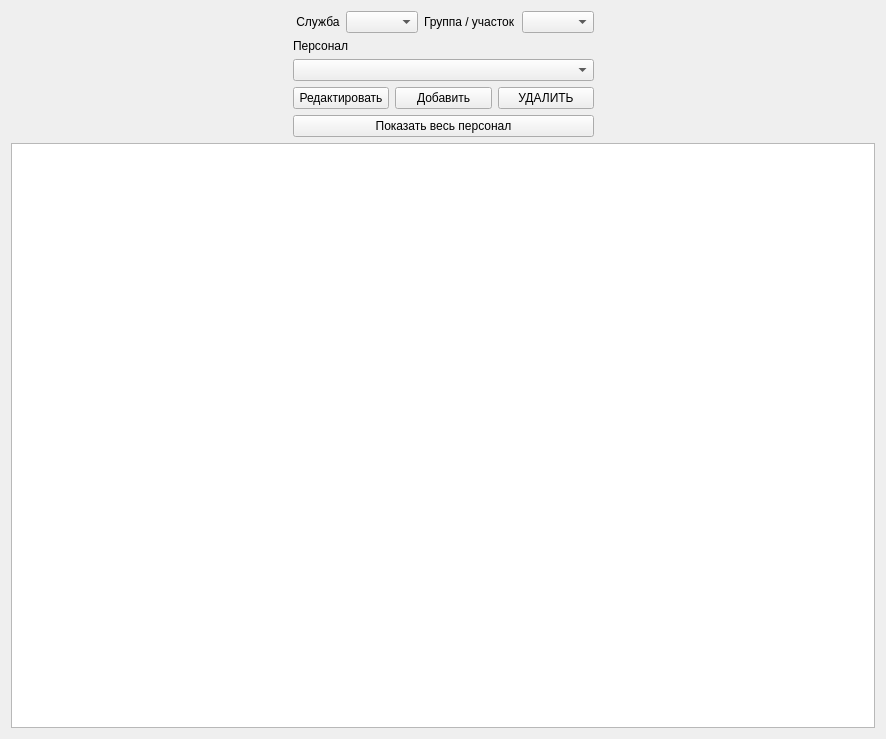
Before: the Qt Designer form src/presentation/assets/forms/main_menu_screen_widgets/employees_widget.ui in kiadreams/work_assistant, drawn with Qt 5.
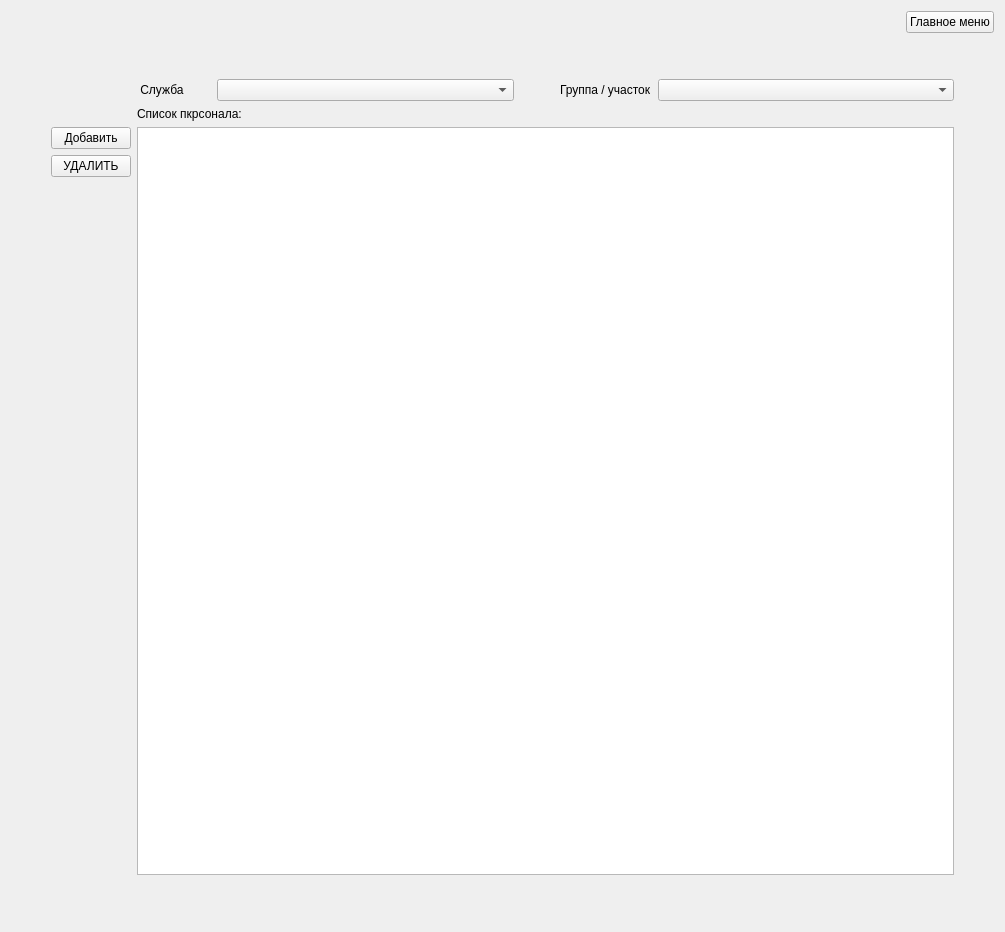
After: the same form once the commit is applied.

Commit message: change employee's screen widgets

Diff of the .ui file:
```diff
--- a/src/presentation/assets/forms/main_menu_screen_widgets/employees_widget.ui
+++ b/src/presentation/assets/forms/main_menu_screen_widgets/employees_widget.ui
@@ -6,18 +6,18 @@
    <rect>
     <x>0</x>
     <y>0</y>
-    <width>886</width>
-    <height>739</height>
+    <width>1005</width>
+    <height>932</height>
    </rect>
   </property>
   <property name="windowTitle">
    <string>Form</string>
   </property>
-  <layout class="QVBoxLayout" name="verticalLayout_2">
+  <layout class="QVBoxLayout" name="verticalLayout_2" stretch="0,0,1">
    <item>
     <layout class="QHBoxLayout" name="horizontalLayout_3">
      <item>
-      <spacer name="horizontalSpacer_3">
+      <spacer name="horizontalSpacer">
        <property name="orientation">
         <enum>Qt::Orientation::Horizontal</enum>
        </property>
@@ -30,77 +30,145 @@
       </spacer>
      </item>
      <item>
-      <layout class="QVBoxLayout" name="verticalLayout">
+      <widget class="QPushButton" name="pushButton_to_main_menu">
+       <property name="text">
+        <string>Главное меню</string>
+       </property>
+      </widget>
+     </item>
+    </layout>
+   </item>
+   <item>
+    <spacer name="verticalSpacer_4">
+     <property name="orientation">
+      <enum>Qt::Orientation::Vertical</enum>
+     </property>
+     <property name="sizeHint" stdset="0">
+      <size>
+       <width>20</width>
+       <height>40</height>
+      </size>
+     </property>
+    </spacer>
+   </item>
+   <item>
+    <layout class="QGridLayout" name="gridLayout" rowstretch="0,0,0,0,0,1,0" columnstretch="0,0,1,0">
+     <item row="2" column="2" rowspan="4">
+      <widget class="QTableWidget" name="tableWidget_employees_data_table"/>
+     </item>
+     <item row="1" column="2">
+      <widget class="QLabel" name="label">
+       <property name="text">
+        <string>Список пкрсонала:</string>
+       </property>
+      </widget>
+     </item>
+     <item row="3" column="3">
+      <spacer name="horizontalSpacer_9">
+       <property name="orientation">
+        <enum>Qt::Orientation::Horizontal</enum>
+       </property>
+       <property name="sizeHint" stdset="0">
+        <size>
+         <width>40</width>
+         <height>20</height>
+        </size>
+       </property>
+      </spacer>
+     </item>
+     <item row="5" column="1" rowspan="2">
+      <spacer name="verticalSpacer_2">
+       <property name="orientation">
+        <enum>Qt::Orientation::Vertical</enum>
+       </property>
+       <property name="sizeHint" stdset="0">
+        <size>
+         <width>20</width>
+         <height>40</height>
+        </size>
+       </property>
+      </spacer>
+     </item>
+     <item row="2" column="1">
+      <widget class="QPushButton" name="pushButton_add_employee">
+       <property name="text">
+        <string>Добавить</string>
+       </property>
+      </widget>
+     </item>
+     <item row="6" column="2">
+      <spacer name="verticalSpacer">
+       <property name="orientation">
+        <enum>Qt::Orientation::Vertical</enum>
+       </property>
+       <property name="sizeHint" stdset="0">
+        <size>
+         <width>20</width>
+         <height>40</height>
+        </size>
+       </property>
+      </spacer>
+     </item>
+     <item row="0" column="2">
+      <layout class="QHBoxLayout" name="horizontalLayout_2" stretch="1,4,0,1,4">
        <item>
-        <layout class="QHBoxLayout" name="horizontalLayout_2">
-         <item>
-          <widget class="QLabel" name="label_division_list_title">
-           <property name="text">
-            <string> Служба</string>
-           </property>
-          </widget>
-         </item>
-         <item>
-          <widget class="QComboBox" name="comboBox_division_list_2"/>
-         </item>
-         <item>
-          <widget class="QLabel" name="label_department_list_title">
-           <property name="text">
-            <string>Группа / участок</string>
-           </property>
-          </widget>
-         </item>
-         <item>
-          <widget class="QComboBox" name="comboBox_department_list"/>
-         </item>
-        </layout>
-       </item>
-       <item>
-        <widget class="QLabel" name="label">
+        <widget class="QLabel" name="label_division_list_title">
          <property name="text">
-          <string>Персонал</string>
+          <string> Служба</string>
          </property>
         </widget>
        </item>
        <item>
-        <widget class="QComboBox" name="comboBox_division_list"/>
+        <widget class="QComboBox" name="comboBox_division_list_2">
+         <property name="sizePolicy">
+          <sizepolicy hsizetype="Expanding" vsizetype="Fixed">
+           <horstretch>0</horstretch>
+           <verstretch>0</verstretch>
+          </sizepolicy>
+         </property>
+        </widget>
        </item>
        <item>
-        <layout class="QHBoxLayout" name="horizontalLayout">
-         <item>
-          <widget class="QPushButton" name="pushButton_edit_staff">
-           <property name="text">
-            <string>Редактировать</string>
-           </property>
-          </widget>
-         </item>
-         <item>
-          <widget class="QPushButton" name="pushButton_add_staff">
-           <property name="text">
-            <string>Добавить</string>
-           </property>
-          </widget>
-         </item>
-         <item>
-          <widget class="QPushButton" name="pushButton_delete_staff">
-           <property name="text">
-            <string>УДАЛИТЬ</string>
-           </property>
-          </widget>
-         </item>
-        </layout>
+        <spacer name="horizontalSpacer_4">
+         <property name="orientation">
+          <enum>Qt::Orientation::Horizontal</enum>
+         </property>
+         <property name="sizeHint" stdset="0">
+          <size>
+           <width>40</width>
+           <height>20</height>
+          </size>
+         </property>
+        </spacer>
        </item>
        <item>
-        <widget class="QPushButton" name="pushButton_show_all_staff">
+        <widget class="QLabel" name="label_department_list_title">
          <property name="text">
-          <string>Показать весь персонал</string>
+          <string>Группа / участок</string>
+         </property>
+        </widget>
+       </item>
+       <item>
+        <widget class="QComboBox" name="comboBox_department_list">
+         <property name="sizePolicy">
+          <sizepolicy hsizetype="Expanding" vsizetype="Fixed">
+           <horstretch>0</horstretch>
+           <verstretch>0</verstretch>
+          </sizepolicy>
          </property>
         </widget>
        </item>
       </layout>
      </item>
-     <item>
-      <spacer name="horizontalSpacer_2">
+     <item row="3" column="1">
+      <widget class="QPushButton" name="pushButton_delete_employee">
+       <property name="text">
+        <string>УДАЛИТЬ</string>
+       </property>
+      </widget>
+     </item>
+     <item row="3" column="0">
+      <spacer name="horizontalSpacer_3">
        <property name="orientation">
         <enum>Qt::Orientation::Horizontal</enum>
        </property>
@@ -114,9 +182,6 @@
      </item>
     </layout>
    </item>
-   <item>
-    <widget class="QTableWidget" name="tableWidget_staff_data_table"/>
-   </item>
   </layout>
  </widget>
  <resources/>
```
Left out of the diff: 2 changed lines with no effect on the pictures. The commit also changes 2 other files.
